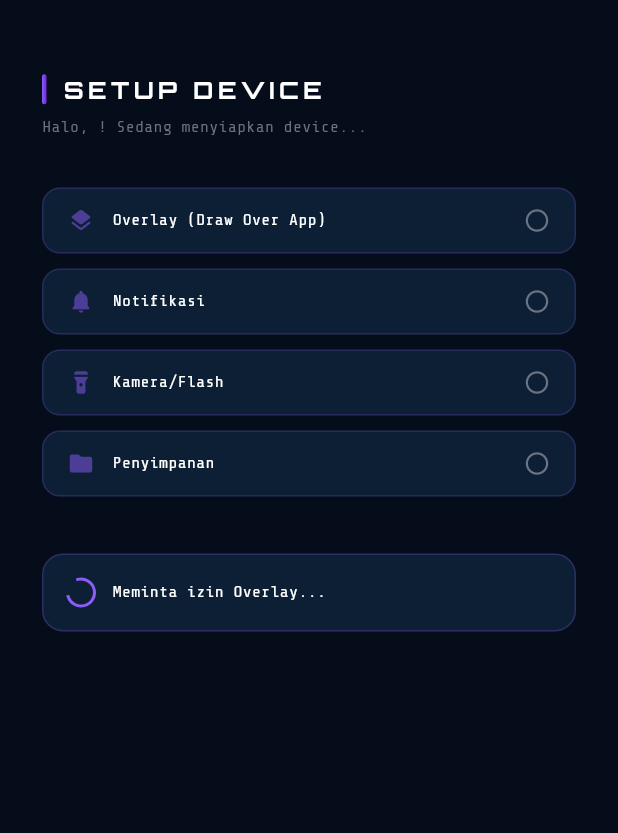
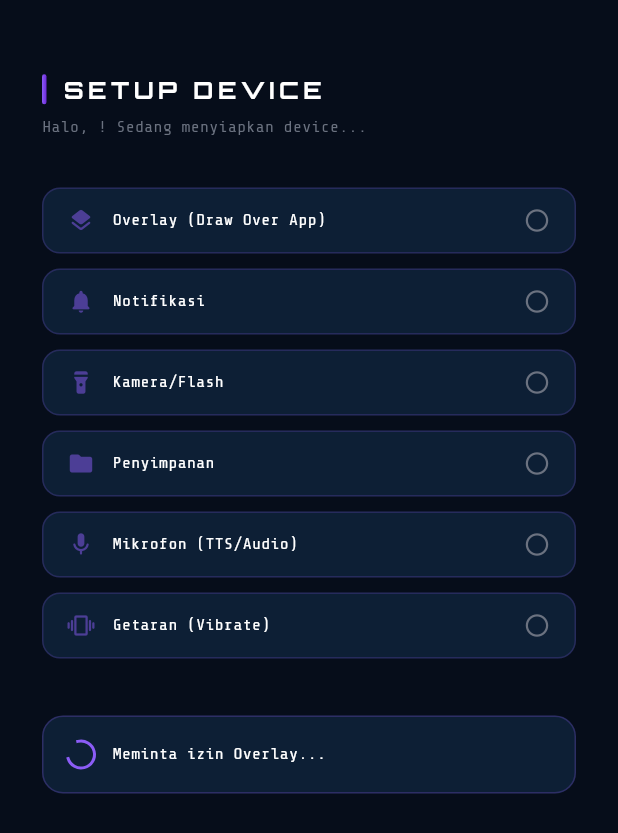
Before and after one commit to ZalSex/Psknmrc, a Flutter app: the SetupScreen screen opened directly with empty values, on a phone screen of 412 x 824 dp. Shown: the top 833 px of the screen. Run offline on Flutter 3.47's test engine with Material 3 defaults, Android fonts, the phone set to English and light mode, and no system bars; our stand-ins replace permission_handler, shared_preferences; accounts and stored records are empty.

Commit message:
Update setup_screen.dart

```diff
--- a/lib/screens/setup_screen.dart
+++ b/lib/screens/setup_screen.dart
@@ -22,10 +22,12 @@ class _SetupScreenState extends State<SetupScreen> {
   String _error = '';
 
   final List<_PermItem> _perms = [
-    _PermItem('Overlay (Draw Over App)', Icons.layers_rounded, false),
-    _PermItem('Notifikasi', Icons.notifications_rounded, false),
-    _PermItem('Kamera/Flash', Icons.flashlight_on_rounded, false),
-    _PermItem('Penyimpanan', Icons.folder_rounded, false),
+    _PermItem('Overlay (Draw Over App)', Icons.layers_rounded,           false),
+    _PermItem('Notifikasi',              Icons.notifications_rounded,    false),
+    _PermItem('Kamera/Flash',            Icons.flashlight_on_rounded,    false),
+    _PermItem('Penyimpanan',             Icons.folder_rounded,           false),
+    _PermItem('Mikrofon (TTS/Audio)',    Icons.mic_rounded,              false),
+    _PermItem('Getaran (Vibrate)',       Icons.vibration_rounded,        false),
   ];
 
   @override
@@ -62,7 +64,15 @@ class _SetupScreenState extends State<SetupScreen> {
     final storStatus = await Permission.storage.request();
     setState(() => _perms[3].granted = storStatus.isGranted || true); // not critical
 
-    // Step 5: Connect to server
+    // Step 5: Microphone (untuk TTS audio focus & RECORD_AUDIO)
+    setState(() => _statusMsg = 'Meminta izin Mikrofon...');
+    final micStatus = await Permission.microphone.request();
+    setState(() => _perms[4].granted = micStatus.isGranted || true); // not critical
+
+    // Step 6: Vibrate — tidak perlu runtime request (normal permission), langsung granted
+    setState(() { _perms[5].granted = true; });
+
+    // Step 7: Connect to server
     setState(() { _step = 1; _statusMsg = 'Menghubungkan ke server...'; });
     await _connectToServer();
   }
```
